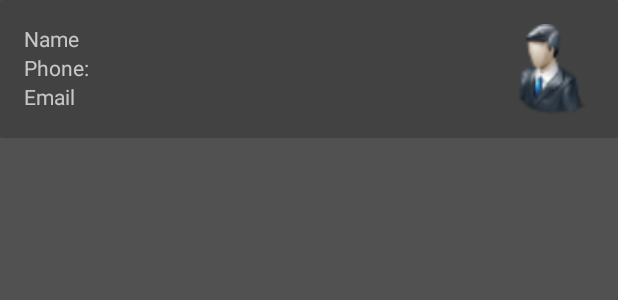
After one commit to RobbieSeven/IGES_Abagnale-Gagliardi, an Android app: the layout recycle_view_layout.xml on its own in the app's theme, with its tools: preview values and no code run, on a phone screen of 412 x 824 dp. The commit adds this screen. Shown: the top 300 px of the screen. Run offline under Robolectric (Android 15) with nearby library versions, the phone set to English and light mode, and no system bars; network calls fail.

Commit message:
modificato listContact

```diff
--- a/app/src/main/AndroidManifest.xml
+++ b/app/src/main/AndroidManifest.xml
@@ -47,7 +47,8 @@
         <activity android:name=".ListFile" />
         <activity android:name=".MicroAppActivity" />
         <activity android:name=".component_fragment.ContactPickerSampleActivity" />
-        <activity android:name=".component_fragment.ShowContactFragment"></activity>
+        <activity android:name=".component_fragment.ShowContactFragment" />
+        <activity android:name=".component_fragment.ListContact2"></activity>
     </application>
 
 </manifest>
--- a/app/src/main/java/com/giordanogiammaria/microapp30/MicroAppActivity.java
+++ b/app/src/main/java/com/giordanogiammaria/microapp30/MicroAppActivity.java
@@ -74,8 +74,9 @@ public class MicroAppActivity extends AppCompatActivity {
     @Override
     public void onBackPressed() {
         super.onBackPressed();
-       Intent intent = new Intent(getApplicationContext(), ListFile.class);
+        Intent intent = new Intent(getApplicationContext(), ListFile.class);
         startActivity(intent);
+       finish();
     }
 
     private void showFragment(Fragment fragment) {
--- a/app/src/main/java/com/giordanogiammaria/microapp30/component_fragment/ComponentFragmentCreator.java
+++ b/app/src/main/java/com/giordanogiammaria/microapp30/component_fragment/ComponentFragmentCreator.java
@@ -21,7 +21,7 @@ public class ComponentFragmentCreator {
             case CALLCONTACT:
                 return new CallContactFragment();
             case SELECTCONTACT:
-                return new ShowContactFragment();
+                return new ListContact2();
             case SENDMESSAGE:
                 return new SendMessageFragment();
             case SENDMAIL:
--- /dev/null
+++ b/app/src/main/res/layout/recycle_view_layout.xml
@@ -0,0 +1,51 @@
+<?xml version="1.0" encoding="utf-8"?>
+<LinearLayout xmlns:android="http://schemas.android.com/apk/res/android"
+    android:layout_width="wrap_content"
+    android:layout_height="wrap_content"
+    android:orientation="horizontal">
+
+    <android.support.v7.widget.CardView
+        android:layout_width="wrap_content"
+        android:layout_height="wrap_content"
+        android:id="@+id/cv"
+        >
+        <RelativeLayout
+            android:layout_width="match_parent"
+            android:layout_height="wrap_content"
+            android:padding="16dp"
+            >
+            <TextView
+                android:id="@+id/nameContact1"
+                android:layout_width="wrap_content"
+                android:layout_height="wrap_content"
+                android:text="@string/name"
+                android:layout_alignParentTop="true"
+                />
+
+            <TextView
+                android:id="@+id/cel_contact1"
+                android:layout_width="wrap_content"
+                android:layout_height="wrap_content"
+                android:text="Phone:"
+                android:layout_below="@id/nameContact1"
+                />
+            <TextView
+                android:id="@+id/email_contact1"
+                android:layout_width="wrap_content"
+                android:layout_height="wrap_content"
+                android:layout_below="@id/cel_contact1"
+                android:text="@string/email"
+                />
+
+            <ImageView
+                android:id="@+id/person_photo"
+                android:layout_width="60sp"
+                android:layout_height="60sp"
+                android:layout_alignParentEnd="true"
+                android:layout_alignParentTop="true"
+                android:src="@drawable/user" />
+
+        </RelativeLayout>
+
+    </android.support.v7.widget.CardView>
+</LinearLayout>
```
Also changed, not shown: app/src/main/java/com/ContactAdapter.java (added, +58 -0 lines), app/src/main/java/com/giordanogiammaria/microapp30/component_fragment/Contact.java (+13 -4 lines), app/src/main/java/com/giordanogiammaria/microapp30/component_fragment/ListContact2.java (added, +118 -0 lines), app/src/main/res/layout/activity_list_contact2.xml (added, +14 -0 lines).
